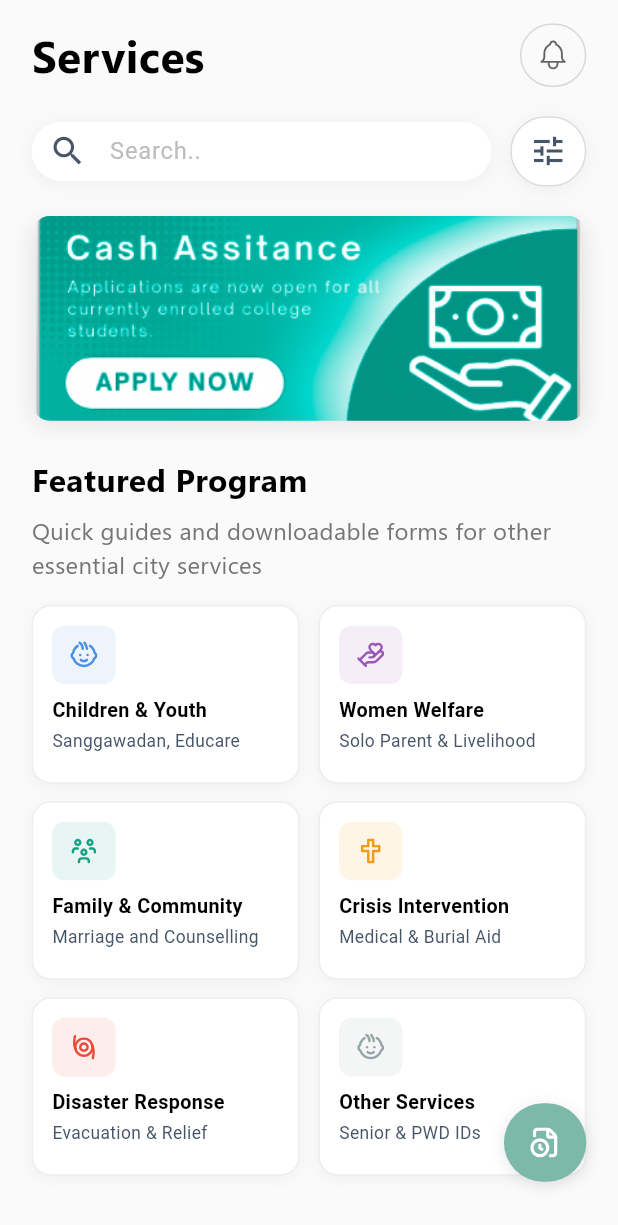
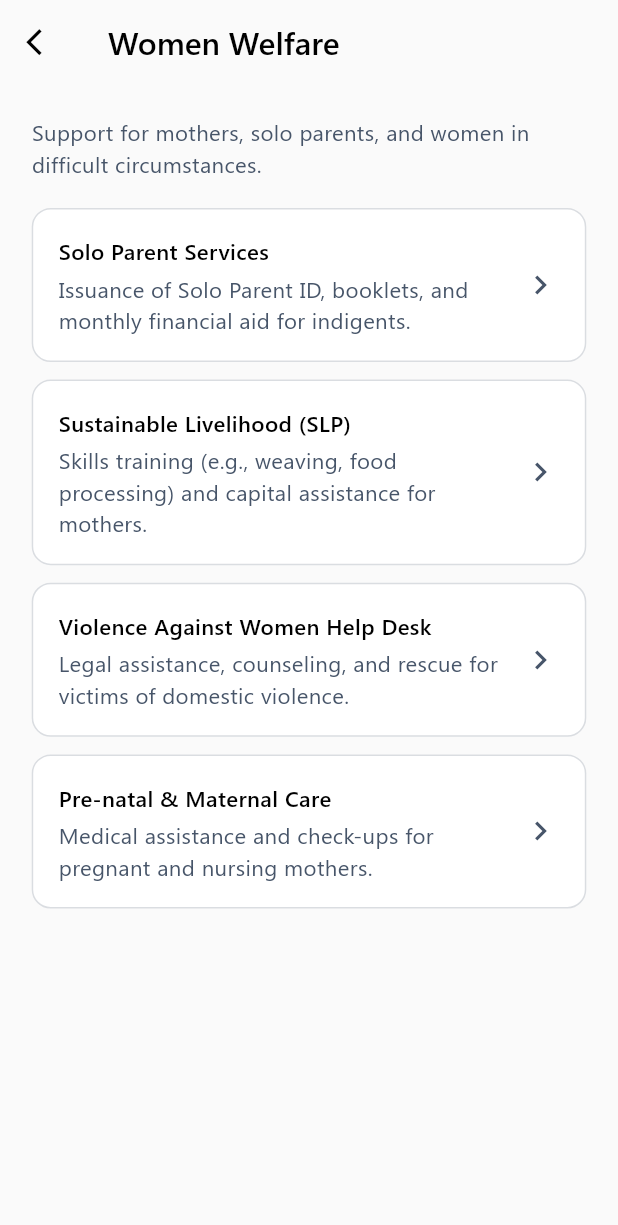
Before and after one commit to jDxve/MyNagaLaga-Mobile-App, a Flutter app: the ServicesScreen screen opened by its route, after a tap on "Women Welfare", on a phone screen of 412 x 824 dp. Shown: the top 1225 px of the screen. Run offline on Flutter 3.47's test engine with Material 3 defaults, Android fonts, the phone set to English and light mode, and no system bars; our stand-ins replace confetti, flutter_svg, image_cropper, image_picker, shared_preferences; accounts and stored records are empty.

Commit message:
component page and screen for women welfare

```diff
--- a/lib/common/resources/dimensions.dart
+++ b/lib/common/resources/dimensions.dart
@@ -19,8 +19,8 @@ class D {
   static double r(double px) => px * (_width / _designWidth);
 
   static double get textXS => f(11);
-  static double get textSM => f(12);
-  static double get textBase => f(15);
+  static double get textSM => f(14); //must be 16
+  static double get textBase => f(14);
   static double get textMD => f(18);
   static double get textLG => f(20);
   static double get textXL => f(24);
--- a/lib/common/widgets/custom_app_bar.dart
+++ b/lib/common/widgets/custom_app_bar.dart
@@ -6,16 +6,13 @@ class CustomAppBar extends StatelessWidget implements PreferredSizeWidget {
   final String title;
   final VoidCallback? onBackPressed;
 
-  const CustomAppBar({
-    super.key,
-    required this.title,
-    this.onBackPressed,
-  });
+  const CustomAppBar({super.key, required this.title, this.onBackPressed});
 
   @override
   Widget build(BuildContext context) {
     return AppBar(
-      backgroundColor: Colors.white,
+      backgroundColor: Colors.transparent,
+      scrolledUnderElevation: 0,
       elevation: 0,
       leading: IconButton(
         icon: Icon(
--- a/lib/common/widgets/search_input.dart
+++ b/lib/common/widgets/search_input.dart
@@ -11,65 +11,36 @@ Widget searchInput({
   Widget? prefixIcon,
   Widget? suffixIcon,
 }) {
-  return Container(
-    height: 40.h,
-    decoration: BoxDecoration(
-      color: Colors.white,
+  final baseBorder = OutlineInputBorder(
     borderRadius: BorderRadius.circular(D.radiusXXL),
-      boxShadow: [
-        BoxShadow(
-          color: Colors.black.withOpacity(0.05),
-          blurRadius: 10,
-          offset: const Offset(0, 2),
-        ),
-      ],
-    ),
-    child: TextField(
+    borderSide: BorderSide(color: Colors.grey[300]!, width: 1.0),
+  );
+
+  return TextField(
     controller: controller,
     onChanged: onChanged,
     onTap: onTap,
     readOnly: readOnly,
     textAlignVertical: TextAlignVertical.center,
-      style: TextStyle(
-        fontSize: D.textBase,
-        fontWeight: D.regular,
-      ),
+    style: TextStyle(fontSize: D.textBase, fontWeight: D.regular),
     decoration: InputDecoration(
       hintText: hintText,
-        hintStyle: TextStyle(
-          color: Colors.grey[400],
-          fontSize: D.textBase,
-          fontWeight: D.regular,
-        ),
-        prefixIcon: prefixIcon ??
-            Icon(
-              Icons.search,
-              color: AppColors.grey,
-              size: D.iconMD,
-            ),
+      hintStyle: TextStyle(color: Colors.grey[400], fontSize: D.textBase),
+      prefixIcon:
+          prefixIcon ??
+          Icon(Icons.search, color: AppColors.grey, size: D.iconMD),
       suffixIcon: suffixIcon,
-        border: OutlineInputBorder(
-          borderRadius: BorderRadius.circular(D.radiusXXL),
-          borderSide: BorderSide.none,
-        ),
-        enabledBorder: OutlineInputBorder(
-          borderRadius: BorderRadius.circular(D.radiusXXL),
-          borderSide: BorderSide.none,
-        ),
-        focusedBorder: OutlineInputBorder(
-          borderRadius: BorderRadius.circular(D.radiusXXL),
-          borderSide: BorderSide(
-            color: AppColors.primary,
-            width: 1.5,
-          ),
-        ),
-        contentPadding: EdgeInsets.symmetric(
-          horizontal: 16.w,
-          vertical: 0,
-        ),
+
+      // Background styling
       filled: true,
       fillColor: Colors.white,
-        isDense: true,
+      contentPadding: EdgeInsets.symmetric(horizontal: 16.w, vertical: 10.h),
+
+      // Border definitions
+      border: baseBorder,
+      enabledBorder: baseBorder,
+      focusedBorder: baseBorder.copyWith(
+        borderSide: BorderSide(color: AppColors.primary, width: 1.5),
       ),
     ),
   );
--- a/lib/features/services/components/case_track_button.dart
+++ b/lib/features/services/components/case_track_button.dart
@@ -1,5 +1,6 @@
 import 'package:flutter/material.dart';
 import 'package:flutter_svg/flutter_svg.dart';
+import '../../../common/resources/colors.dart';
 import '../../../common/resources/dimensions.dart';
 import '../../../common/resources/assets.dart';
 
@@ -43,7 +44,7 @@ class _TrackCaseButtonState extends State<TrackCaseButton> {
             vertical: _isExpanded ? 12.h : 16.h,
           ),
           decoration: BoxDecoration(
-            color: const Color(0xFF7DB9A8),
+            color: AppColors.primary,
             borderRadius: BorderRadius.circular(100),
             boxShadow: [
               BoxShadow(
@@ -95,7 +96,7 @@ class _TrackCaseButtonState extends State<TrackCaseButton> {
                             child: Text(
                               '${widget.caseCount}',
                               style: TextStyle(
-                                color: const Color(0xFF7DB9A8),
+                                color: AppColors.primary,
                                 fontSize: D.textSM,
                                 fontWeight: D.bold,
                                 fontFamily: 'Segoe UI',
--- a/lib/features/services/components/featured_program_section.dart
+++ b/lib/features/services/components/featured_program_section.dart
@@ -1,4 +1,5 @@
 import 'package:flutter/material.dart';
+import 'package:mynagalaga_mobile_app/features/services/screens/women_welfare_screen.dart';
 import '../../../common/resources/colors.dart';
 import '../../../common/resources/dimensions.dart';
 import '../../../common/resources/assets.dart';
@@ -27,7 +28,9 @@ class FeaturedProgramSection extends StatelessWidget {
         title: AppString.womenWelfareTitle,
         subtitle: AppString.womenWelfareSubtitle,
         iconBackgroundColor: AppColors.purple,
-        onTap: () => print('Women Welfare tapped'),
+          onTap: () {
+          Navigator.pushNamed(context, WomenWelfareScreen.routeName);
+        },
       ),
       FeaturedProgramData(
         icon: Assets.familyCommunityIcon,
--- /dev/null
+++ b/lib/features/services/components/women_welfare_page.dart
@@ -0,0 +1,79 @@
+import 'package:flutter/material.dart';
+import '../../../common/resources/colors.dart';
+import '../../../common/resources/dimensions.dart';
+import '../../../common/widgets/custom_app_bar.dart';
+import '../components/program_list_item.dart';
+
+class WomenWelfarePage extends StatelessWidget {
+  final Function(String) onProgramTap;
+
+  const WomenWelfarePage({
+    super.key,
+    required this.onProgramTap,
+  });
+
+  static final List<Map<String, String>> _programs = [
+    {
+      'title': 'Solo Parent Services',
+      'description': 'Issuance of Solo Parent ID, booklets, and monthly financial aid for indigents.',
+    },
+    {
+      'title': 'Sustainable Livelihood (SLP)',
+      'description': 'Skills training (e.g., weaving, food processing) and capital assistance for mothers.',
+    },
+    {
+      'title': 'Violence Against Women Help Desk',
+      'description': 'Legal assistance, counseling, and rescue for victims of domestic violence.',
+    },
+    {
+      'title': 'Pre-natal & Maternal Care',
+      'description': 'Medical assistance and check-ups for pregnant and nursing mothers.',
+    },
+  ];
+
+  @override
+  Widget build(BuildContext context) {
+    return Scaffold(
+      backgroundColor: AppColors.background,
+      appBar: const CustomAppBar(
+        title: 'Women Welfare',
+      ),
+      body: SafeArea(
+        child: SingleChildScrollView(
+          child: Padding(
+            padding: EdgeInsets.all(20.w),
+            child: Column(
+              crossAxisAlignment: CrossAxisAlignment.start,
+              children: [
+                Text(
+                  'Support for mothers, solo parents, and women in difficult circumstances.',
+                  style: TextStyle(
+                    fontSize: D.textBase,
+                    fontWeight: D.regular,
+                    color: AppColors.grey,
+                    fontFamily: 'Segoe UI',
+                  ),
+                ),
+                20.gapH,
+                ListView.separated(
+                  shrinkWrap: true,
+                  physics: const NeverScrollableScrollPhysics(),
+                  itemCount: _programs.length,
+                  separatorBuilder: (context, index) => 12.gapH,
+                  itemBuilder: (context, index) {
+                    final program = _programs[index];
+                    return ProgramListItem(
+                      title: program['title']!,
+                      description: program['description']!,
+                      onTap: () => onProgramTap(program['title']!),
+                    );
+                  },
+                ),
+              ],
+            ),
+          ),
+        ),
+      ),
+    );
+  }
+}
--- a/lib/features/services/screens/services_screen.dart
+++ b/lib/features/services/screens/services_screen.dart
@@ -1,5 +1,4 @@
 import 'package:flutter/material.dart';
-import '../../../common/resources/colors.dart';
 import '../../../common/resources/dimensions.dart';
 import '../components/case_track_button.dart';
 import '../components/services_header.dart';
@@ -47,7 +46,7 @@ class _ServicesScreenState extends State<ServicesScreen> {
   @override
   Widget build(BuildContext context) {
     return Scaffold(
-      backgroundColor: AppColors.background,
+      backgroundColor: Colors.white,
       body: SafeArea(
         child: Stack(
           children: [
--- /dev/null
+++ b/lib/features/services/screens/women_welfare_screen.dart
@@ -0,0 +1,44 @@
+import 'package:flutter/material.dart';
+import '../components/women_welfare_page.dart';
+
+class WomenWelfareScreen extends StatefulWidget {
+  static const routeName = '/women-welfare';
+
+  const WomenWelfareScreen({super.key});
+
+  @override
+  State<WomenWelfareScreen> createState() => _WomenWelfareScreenState();
+}
+
+class _WomenWelfareScreenState extends State<WomenWelfareScreen> {
+  void _handleProgramTap(String programTitle) {
+    print('$programTitle tapped');
+
+    // Use switch case for navigation
+    switch (programTitle) {
+      case 'Solo Parent Services':
+        // TODO: Navigate to Solo Parent Services page
+        print('Solo Parent Services navigation - Coming soon');
+        break;
+      case 'Sustainable Livelihood (SLP)':
+        // TODO: Navigate to Sustainable Livelihood page
+        print('Sustainable Livelihood navigation - Coming soon');
+        break;
+      case 'Violence Against Women Help Desk':
+        // TODO: Navigate to Violence Against Women page
+        print('Violence Against Women navigation - Coming soon');
+        break;
+      case 'Pre-natal & Maternal Care':
+        // TODO: Navigate to Pre-natal & Maternal Care page
+        print('Pre-natal & Maternal Care navigation - Coming soon');
+        break;
+      default:
+        print('Unknown program: $programTitle');
+    }
+  }
+
+  @override
+  Widget build(BuildContext context) {
+    return WomenWelfarePage(onProgramTap: _handleProgramTap);
+  }
+}
--- a/lib/router.dart
+++ b/lib/router.dart
@@ -1,6 +1,7 @@
 import 'package:flutter/material.dart';
 import 'features/account/screens/account_screen.dart';
 import 'features/services/screens/services_screen.dart';
+import 'features/services/screens/women_welfare_screen.dart';
 import 'features/welcome/screens/onboarding_screen.dart';
 import 'features/welcome/screens/splash_screen.dart';
 import 'features/welcome/screens/welcome_screen.dart';
@@ -26,6 +27,10 @@ Route<dynamic> generateRoute(RouteSettings settings) {
       return MaterialPageRoute(
         builder: ((context) => const ChildrenYouthScreen()),
       );
+    case WomenWelfareScreen.routeName:
+      return MaterialPageRoute(
+        builder: ((context) => const WomenWelfareScreen()),
+      );
     case VerifyBadgeScreen.routeName:
       return MaterialPageRoute(
         builder: ((context) => const VerifyBadgeScreen()),
```
Lines whose indentation alone changed are shown as unchanged.
